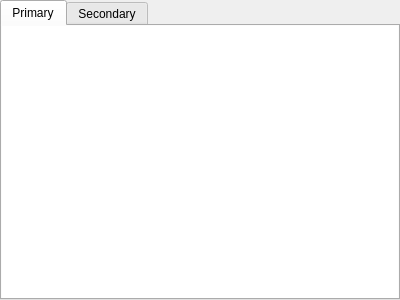
ripose-jp/Memento, file src/gui/widgets/subtitlelistwidget.ui: the form before one commit.
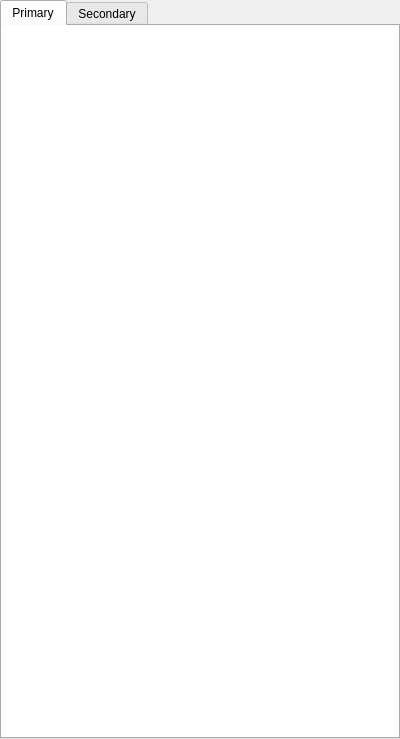
The form after the commit.

Commit message:
interfacesettings: add option to open sub list and search in a window
Allows the user to open the Subtitle List and manual Search Widget in a
new window seperate from the MainWindow. This should be nice for people
with multi-monitor setups.

```diff
--- a/src/gui/widgets/subtitlelistwidget.ui
+++ b/src/gui/widgets/subtitlelistwidget.ui
@@ -7,7 +7,7 @@
     <x>0</x>
     <y>0</y>
     <width>400</width>
-    <height>300</height>
+    <height>739</height>
    </rect>
   </property>
   <property name="windowTitle">
```
Left out of the diff: 2 changed lines with no effect on the pictures. The commit also changes 5 other files.
